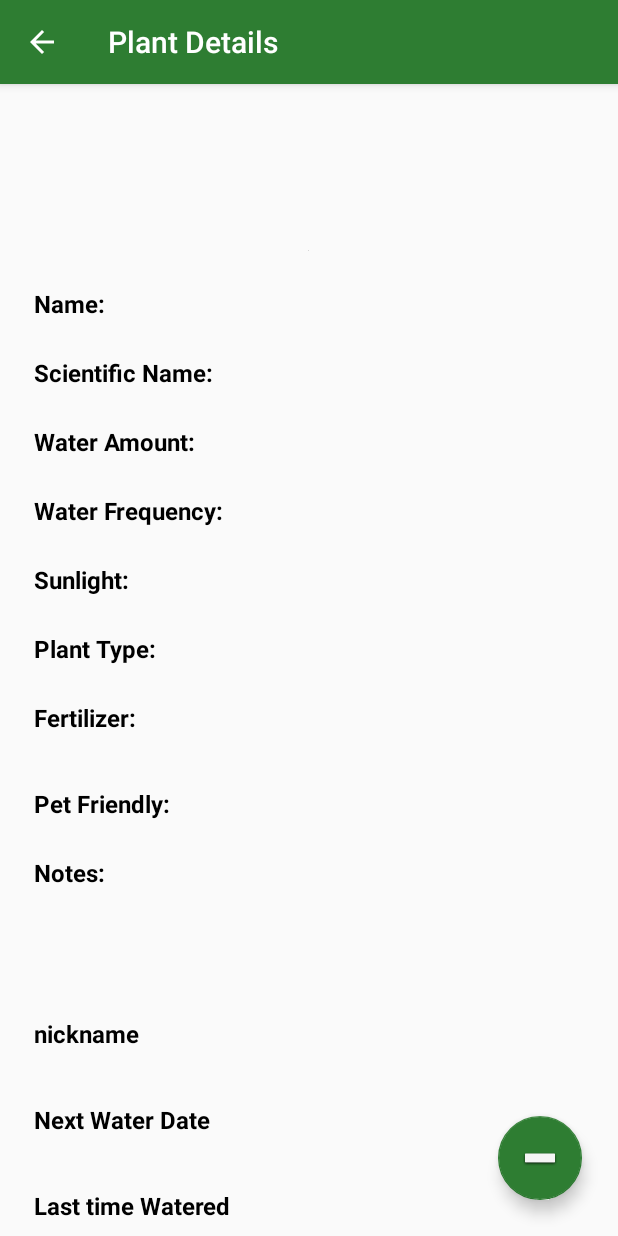
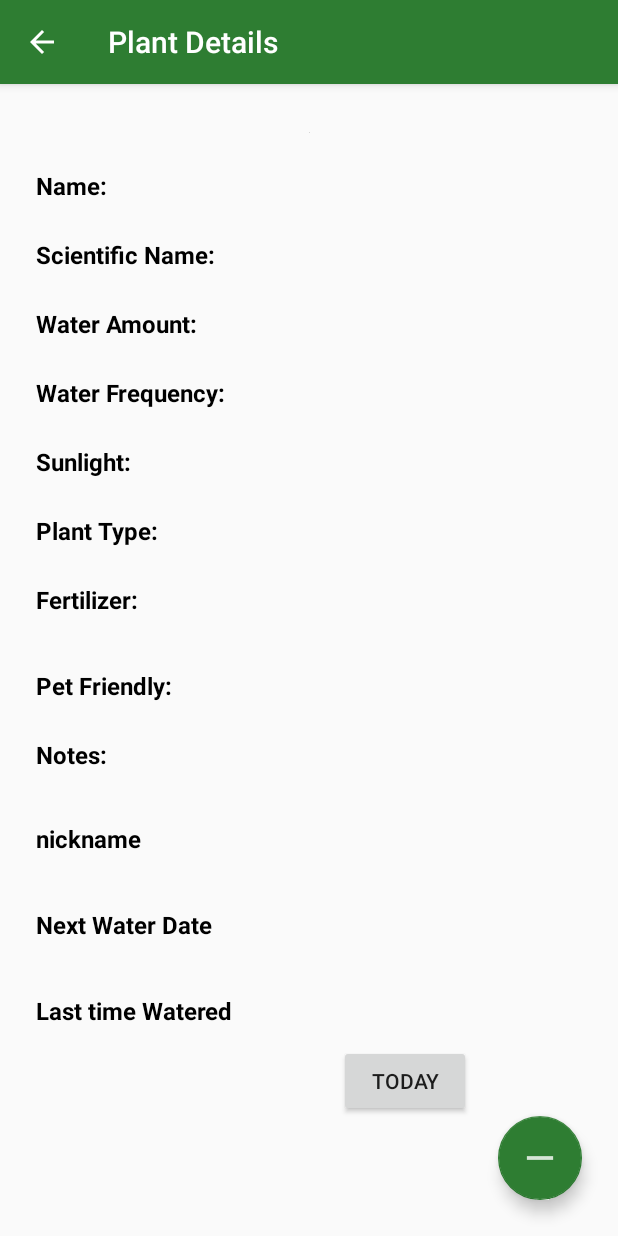
Before and after one commit to valeriedludden/GardenApp, an Android app: the PlantInfo screen opened directly, with no data from a screen before it, on a phone screen of 412 x 824 dp. Run offline under Robolectric (Android 15) with nearby library versions, the phone set to English and light mode, and no system bars; our stand-ins replace Firebase (no records; nobody signed in at launch, a user with empty details on screens opened directly), Picasso; Roboto replaces fonts that are not available here; 14 statements that could not run were skipped.

Commit message:
Changed some constraints and drawable for delete button

```diff
--- a/app/build.gradle
+++ b/app/build.gradle
@@ -3,6 +3,7 @@ apply plugin: 'com.android.application'
 android {
     compileSdkVersion 30
     buildToolsVersion "30.0.2"
+    android.defaultConfig.vectorDrawables.useSupportLibrary = true
 
     defaultConfig {
         applicationId "com.team03.gardenapp"
--- /dev/null
+++ b/app/src/main/res/drawable-anydpi/white_delete_line.xml
@@ -0,0 +1,16 @@
+<vector xmlns:android="http://schemas.android.com/apk/res/android"
+    android:width="24dp"
+    android:height="24dp"
+    android:viewportWidth="24"
+    android:viewportHeight="24"
+    android:tint="#FFFFFF"
+    android:alpha="0.8">
+  <group android:scaleX="1.25"
+      android:scaleY="1.25"
+      android:translateX="-3"
+      android:translateY="-3">
+    <path
+        android:fillColor="@android:color/white"
+        android:pathData="M19,13H5v-2h14v2z"/>
+  </group>
+</vector>
--- a/app/src/main/res/layout/activity_add_user_plants.xml
+++ b/app/src/main/res/layout/activity_add_user_plants.xml
@@ -1,6 +1,7 @@
 <?xml version="1.0" encoding="utf-8"?>
 <androidx.constraintlayout.widget.ConstraintLayout xmlns:android="http://schemas.android.com/apk/res/android"
     xmlns:app="http://schemas.android.com/apk/res-auto"
+    xmlns:tools="http://schemas.android.com/tools"
     android:layout_width="match_parent"
     android:layout_height="match_parent">
 
@@ -22,12 +23,12 @@
     <androidx.core.widget.NestedScrollView
         android:layout_width="match_parent"
         android:layout_height="match_parent"
-        android:layout_marginBottom="4dp"
         android:fillViewport="true"
         app:layout_constraintBottom_toBottomOf="parent"
         app:layout_constraintEnd_toEndOf="parent"
         app:layout_constraintHorizontal_bias="1.0"
-        app:layout_constraintStart_toStartOf="parent">
+        app:layout_constraintStart_toStartOf="parent"
+        app:layout_constraintTop_toTopOf="parent">
 
         <androidx.constraintlayout.widget.ConstraintLayout
             android:layout_width="match_parent"
@@ -172,8 +173,8 @@
 
             <TextView
                 android:id="@+id/noteView"
-                android:layout_width="0dp"
-                android:layout_height="81dp"
+                android:layout_width="112dp"
+                android:layout_height="29dp"
                 android:layout_alignParentStart="true"
                 android:layout_alignParentLeft="true"
                 android:layout_alignParentTop="true"
@@ -315,7 +316,7 @@
                 android:textSize="16sp"
                 android:textStyle="bold"
                 app:layout_constraintStart_toStartOf="parent"
-                app:layout_constraintTop_toBottomOf="@+id/textView13" />
+                app:layout_constraintTop_toBottomOf="@+id/fertilizerView" />
 
             <TextView
                 android:id="@+id/textView15"
--- a/app/src/main/res/layout/activity_plant_info.xml
+++ b/app/src/main/res/layout/activity_plant_info.xml
@@ -17,17 +17,17 @@
         app:backgroundTint="@color/colorPrimary"
         app:layout_constraintBottom_toBottomOf="parent"
         app:layout_constraintEnd_toEndOf="parent"
-        app:srcCompat="@android:drawable/dialog_holo_light_frame" />
+        app:srcCompat="@drawable/white_delete_line" />
 
     <androidx.core.widget.NestedScrollView
-        android:layout_width="414dp"
-        android:layout_height="685dp"
-        android:layout_marginBottom="4dp"
+        android:layout_width="0dp"
+        android:layout_height="0dp"
         android:fillViewport="true"
         app:layout_constraintBottom_toBottomOf="parent"
         app:layout_constraintEnd_toEndOf="parent"
-        app:layout_constraintHorizontal_bias="1.0"
-        app:layout_constraintStart_toStartOf="parent">
+        app:layout_constraintHorizontal_bias="0.645"
+        app:layout_constraintStart_toStartOf="parent"
+        app:layout_constraintTop_toTopOf="parent">
 
         <androidx.constraintlayout.widget.ConstraintLayout
             android:layout_width="match_parent"
@@ -156,8 +156,8 @@
 
             <TextView
                 android:id="@+id/noteView"
-                android:layout_width="0dp"
-                android:layout_height="81dp"
+                android:layout_width="309dp"
+                android:layout_height="30dp"
                 android:layout_alignParentStart="true"
                 android:layout_alignParentLeft="true"
                 android:layout_alignParentTop="true"
@@ -303,7 +303,7 @@
                 android:layout_marginStart="24dp"
                 android:layout_marginLeft="24dp"
                 android:layout_marginTop="24dp"
-                android:text="Last time Watered"
+                android:text="@string/last_time_watered"
                 android:textColor="@color/design_default_color_on_secondary"
                 android:textSize="16sp"
                 android:textStyle="bold"
@@ -361,11 +361,11 @@
             <TextView
                 android:id="@+id/lastWateredInfo"
                 android:layout_width="170dp"
-                android:layout_height="43dp"
+                android:layout_height="26dp"
                 android:layout_marginStart="24dp"
                 android:layout_marginLeft="24dp"
-                android:layout_marginTop="8dp"
-                android:text="Last time Watered"
+                android:layout_marginTop="24dp"
+                android:text="@string/last_time_watered"
                 android:textColor="@color/design_default_color_on_secondary"
                 android:textSize="16sp"
                 android:textStyle="bold"
@@ -376,12 +376,11 @@
                 android:id="@+id/today"
                 android:layout_width="wrap_content"
                 android:layout_height="wrap_content"
-                android:layout_marginStart="24dp"
-                android:layout_marginLeft="24dp"
-                android:layout_marginTop="52dp"
-                android:text="Today"
-                app:layout_constraintStart_toEndOf="@+id/lastWateredInfo"
-                app:layout_constraintTop_toBottomOf="@+id/nextWateredView" />
+                android:layout_marginStart="32dp"
+                android:layout_marginLeft="32dp"
+                android:text="@string/today"
+                app:layout_constraintBaseline_toBaselineOf="@+id/lastWateredInfo"
+                app:layout_constraintStart_toEndOf="@+id/lastWateredInfo" />
 
         </androidx.constraintlayout.widget.ConstraintLayout>
     </androidx.core.widget.NestedScrollView>
--- a/app/src/main/res/values/strings.xml
+++ b/app/src/main/res/values/strings.xml
@@ -67,4 +67,6 @@
     <string name="today_s_plant_tip">Your Daily Gardening Tip:</string>
     <string name="nickname">nickname</string>
     <string name="next_water_date">Next Water Date</string>
+    <string name="last_time_watered">Last time Watered</string>
+    <string name="today">Today</string>
 </resources>
```
Also changed, not shown: app/src/main/res/drawable-hdpi/white_delete_line.png (added), app/src/main/res/drawable-mdpi/white_delete_line.png (added), app/src/main/res/drawable-xhdpi/white_delete_line.png (added), app/src/main/res/drawable-xxhdpi/white_delete_line.png (added).
